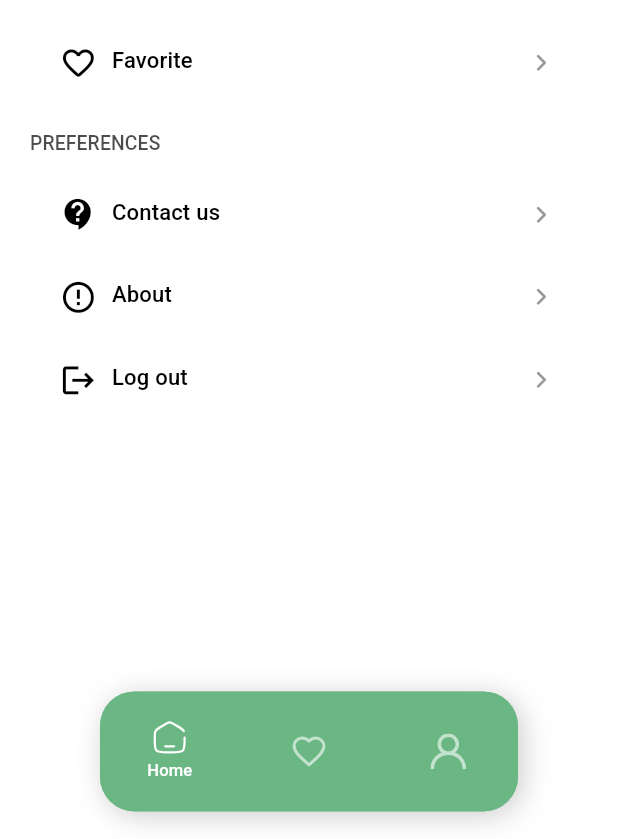
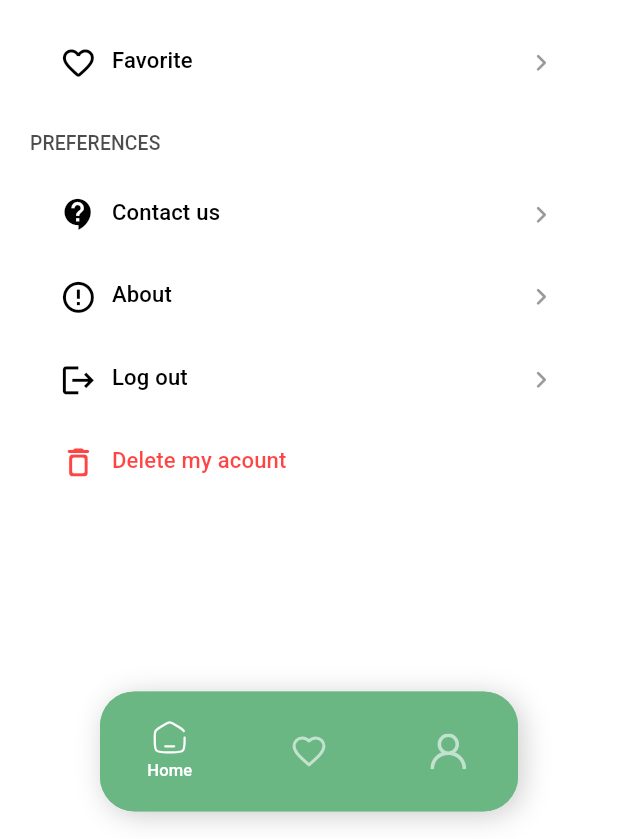
Before and after one commit to A7medking1/pharmacy_hub_mobile, a Flutter app: the AppLayOut screen opened by its route, swiped to page 3, on a phone screen of 412 x 824 dp, the part 397-1236 px from its top. Run offline on Flutter 3.47's test engine with Material 3 defaults, Android fonts, the phone set to English and light mode, and no system bars; drawn by our look-alikes of cached_network_image, carousel_slider; our stand-ins replace animate_do, bloc, dartz, device_preview, dio, easy_stepper and 22 more; missing offline and left inert: flutter_inappwebview, flutter_stripe; accounts and stored records are empty; network calls fail.

Commit message:
ADD 'delete account button'

```diff
--- a/lib/src/features/profile/ui/profile_screen.dart
+++ b/lib/src/features/profile/ui/profile_screen.dart
@@ -431,7 +431,40 @@ class _ProfileScreenState extends State<ProfileScreen> {
                       ],
                     ),
                   );
-                })
+                }),
+                // Delete Account Button
+                CustomButton(
+                  onTap: (){},
+                  height: 60.h,
+                  padding: EdgeInsets.symmetric(
+                      vertical: 0.h, horizontal: (AppSize.pagePadding * 2).w),
+                  color: AppColors.transparent,
+                  borderRadius: 0,
+                  widget: Row(
+                    crossAxisAlignment: CrossAxisAlignment.center,
+                    mainAxisAlignment: MainAxisAlignment.spaceBetween,
+                    children: [
+                      Row(
+                        crossAxisAlignment: CrossAxisAlignment.center,
+                        children: [
+                             Icon(
+                            Icons.delete_outline_rounded,
+                            color: AppColors.red,
+                            size: 25.w,
+                          ),
+                          10.horizontalSpace,
+                          Text(
+                            "Delete my acount",
+                            style: context.titleSmall.copyWith(
+                                fontSize: 16.sp,
+                                color: AppColors.red,
+                                height: 0),
+                          ),
+                        ],
+                      ),
+                    ],
+                  ),
+                )
               ],
             ),
           ),
```
